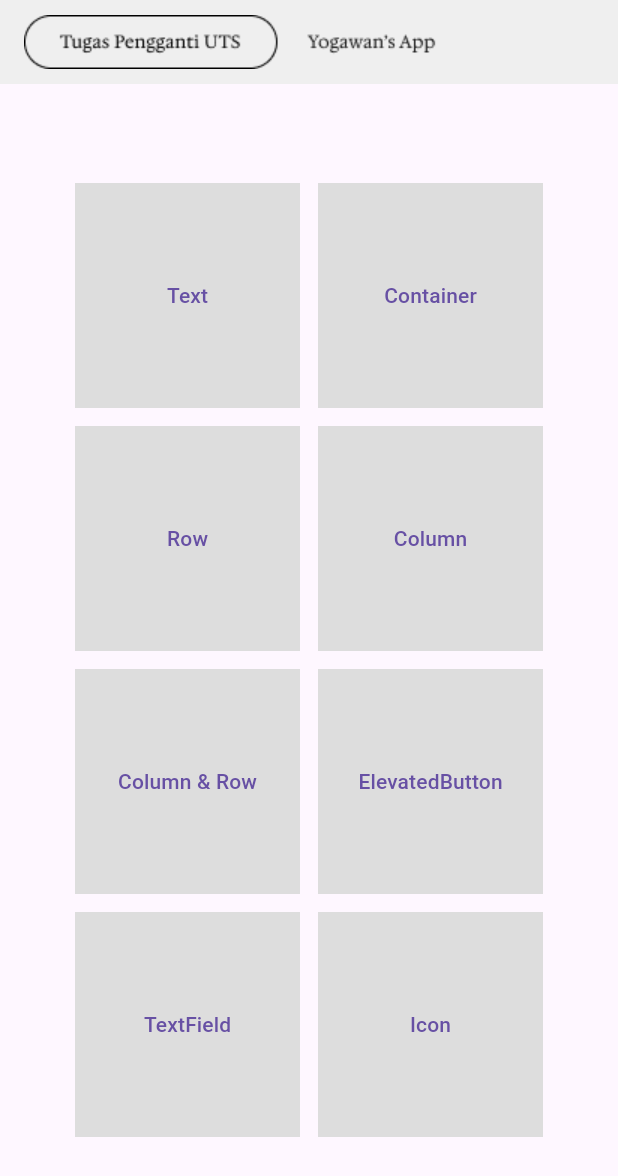
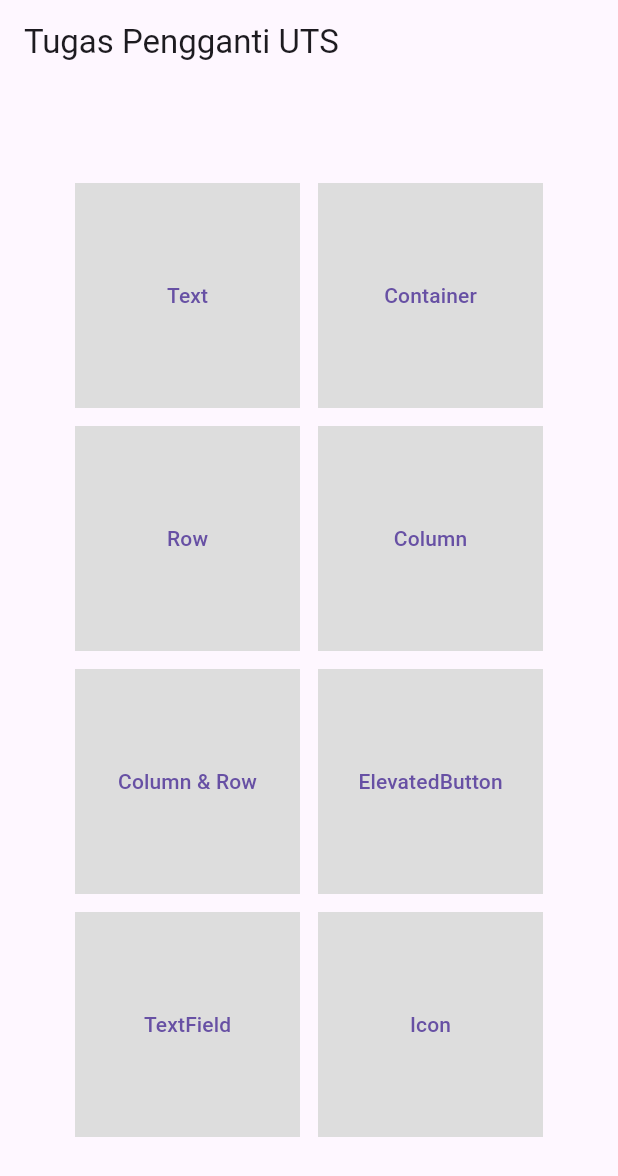
Before and after one commit to yogawan/tugas-pengganti-uts, a Flutter app: the screen it shows after launch, on a phone screen of 412 x 824 dp. Shown: the top 1176 px of the screen. Run offline on Flutter 3.47's test engine with Material 3 defaults, Android fonts, the phone set to English and light mode, and no system bars; our stand-ins replace google_fonts.

Commit message:
update title in home_page.dart

```diff
--- a/lib/pages/home_page.dart
+++ b/lib/pages/home_page.dart
@@ -11,8 +11,9 @@ class _HomePageState extends State<HomePage> {
   Widget build(BuildContext context) {
     return Scaffold(
       appBar: AppBar(
-        title: Image.asset('assets/header_label.png'),
-        backgroundColor: Color(0xFFEFEFEF),
+        // title: Image.asset('assets/header_label.png'),
+        // backgroundColor: Color(0xFFEFEFEF),
+        title: Text("Tugas Pengganti UTS"),
       ),
       body: SafeArea(
         child: Center(
```
